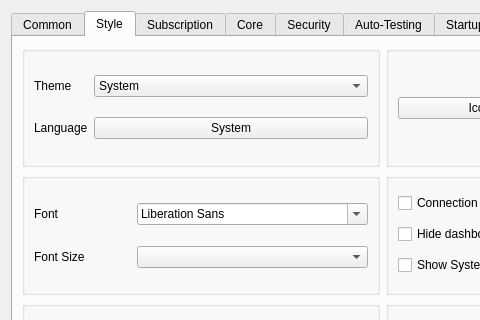
Old version of the form src/nekobox/ui/setting/dialog_basic_settings.ui in the repository qr243vbi/nekobox; both pictures show x 0 to 480 and y 0 to 320 of the 766 by 472 pixel window.
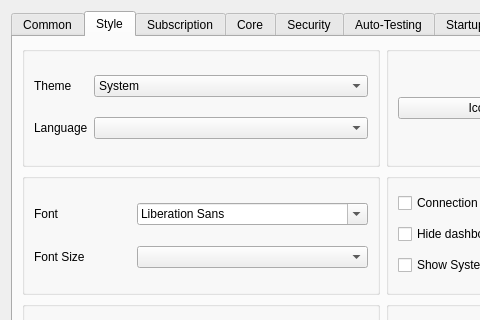
New version of the form. The open tabs and pages were chosen to show the change. Custom widgets are drawn as their Qt base class.

Commit message: Modify res/translations/zu_ZA.ts

Patch:
```diff
--- a/src/nekobox/ui/setting/dialog_basic_settings.ui
+++ b/src/nekobox/ui/setting/dialog_basic_settings.ui
@@ -518,14 +518,7 @@
              </widget>
             </item>
             <item row="1" column="1">
-             <widget class="QPushButton" name="language_button">
-              <property name="layoutDirection">
-               <enum>Qt::LayoutDirection::LeftToRight</enum>
-              </property>
-              <property name="text">
-               <string>System</string>
-              </property>
-             </widget>
+             <widget class="QComboBox" name="language"/>
             </item>
            </layout>
           </widget>
```
Left out of the diff: 2 changed lines with no effect on the pictures. The commit also changes 1 other file.
